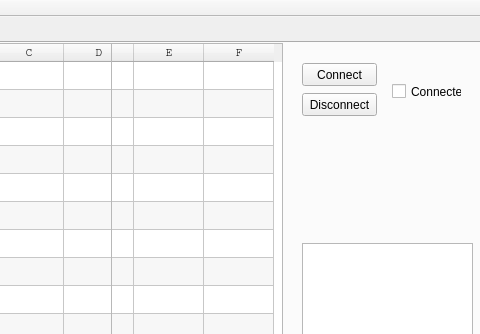
Before: the Qt Designer form mainwindow.ui in LinasJu/Geriausia-operacine-sistema, drawn with Qt 5; both pictures show x 870 to 1350 and y 0 to 334 of the 1350 by 749 pixel window.
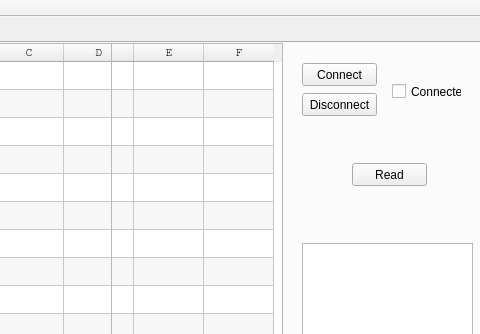
After: the same form once the commit is applied.

```diff
--- a/mainwindow.ui
+++ b/mainwindow.ui
@@ -820,6 +820,19 @@
        </rect>
       </property>
      </widget>
+     <widget class="QPushButton" name="pushButton_2">
+      <property name="geometry">
+       <rect>
+        <x>1220</x>
+        <y>120</y>
+        <width>75</width>
+        <height>23</height>
+       </rect>
+      </property>
+      <property name="text">
+       <string>Read</string>
+      </property>
+     </widget>
     </widget>
     <widget class="QWidget" name="tab">
      <attribute name="title">
```
